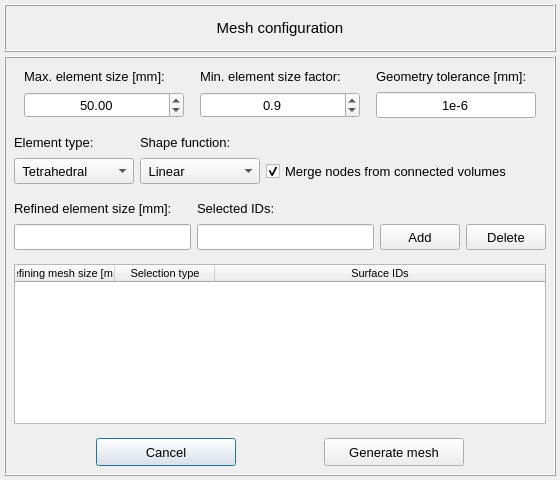
Above: vibra/interface/data/ui_files/mesh/mesher_setup.ui from MOPT-UFSC/VIBRA before the change. Below: the same form after it.
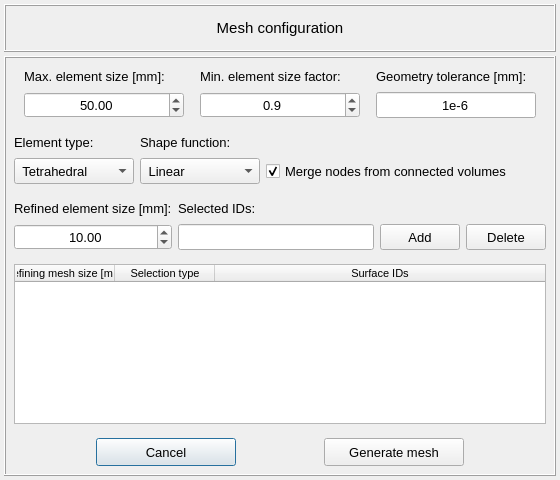
That is the form after the change.

Commit message: Changes the input field type for refining element size

Diff of the .ui file:
```diff
--- a/vibra/interface/data/ui_files/mesh/mesher_setup.ui
+++ b/vibra/interface/data/ui_files/mesh/mesher_setup.ui
@@ -316,27 +316,6 @@
            </property>
           </widget>
          </item>
-         <item row="1" column="0">
-          <widget class="QLineEdit" name="lineEdit_refining_size">
-           <property name="minimumSize">
-            <size>
-             <width>0</width>
-             <height>26</height>
-            </size>
-           </property>
-           <property name="font">
-            <font>
-             <pointsize>10</pointsize>
-            </font>
-           </property>
-           <property name="text">
-            <string/>
-           </property>
-           <property name="alignment">
-            <set>Qt::AlignCenter</set>
-           </property>
-          </widget>
-         </item>
          <item row="0" column="1">
           <widget class="QLabel" name="label_5">
            <property name="minimumSize">
@@ -415,6 +394,39 @@
            </property>
           </widget>
          </item>
+         <item row="1" column="0">
+          <widget class="QDoubleSpinBox" name="doubleSpinBox_refined_element_size">
+           <property name="maximumSize">
+            <size>
+             <width>16777215</width>
+             <height>26</height>
+            </size>
+           </property>
+           <property name="font">
+            <font>
+             <pointsize>10</pointsize>
+            </font>
+           </property>
+           <property name="alignment">
+            <set>Qt::AlignCenter</set>
+           </property>
+           <property name="decimals">
+            <number>2</number>
+           </property>
+           <property name="minimum">
+            <double>0.010000000000000</double>
+           </property>
+           <property name="maximum">
+            <double>2000.000000000000000</double>
+           </property>
+           <property name="singleStep">
+            <double>1.000000000000000</double>
+           </property>
+           <property name="value">
+            <double>10.000000000000000</double>
+           </property>
+          </widget>
+         </item>
         </layout>
        </widget>
       </item>
```
Left out of the diff: 3 changed lines with no effect on the pictures. The commit also changes 1 other file.
